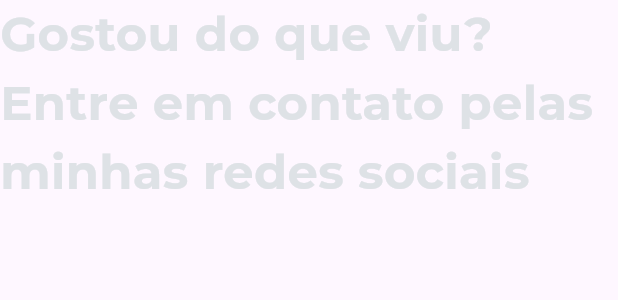
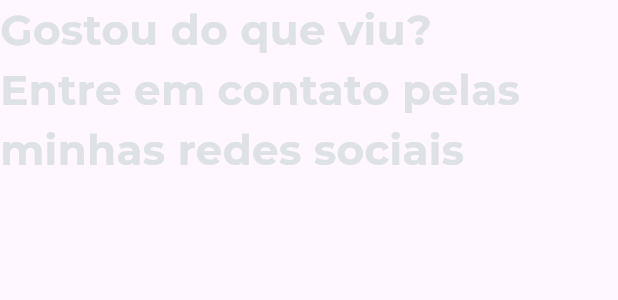
Before and after one commit to Greismorr/greismorr_web, a Flutter app: the ContactsSection widget shown alone on an empty page, opened directly, on a phone screen of 412 x 824 dp. Shown: the top 300 px of the screen. Run offline on Flutter 3.47's test engine with Material 3 defaults, Android fonts, the light colour scheme and no system bars; our stand-ins replace flutter_i18n, flutter_native_splash, flutter_svg, google_fonts; missing offline and left inert: flutter_circular_text.

Commit message:
feat: Responsividade na seção de contatos

```diff
--- a/lib/app/modules/contacts/presentation/pages/contacts_section.dart
+++ b/lib/app/modules/contacts/presentation/pages/contacts_section.dart
@@ -2,6 +2,7 @@ import 'package:flutter/material.dart';
 import 'package:flutter_i18n/flutter_i18n.dart';
 import 'package:flutter_svg/flutter_svg.dart';
 import 'package:greismorr_web/app/modules/contacts/domain/model/contact.dart';
+import 'package:greismorr_web/core/utils/is_mobile_version.dart';
 import 'package:greismorr_web/core/utils/theme/custom_colors.dart';
 import 'package:greismorr_web/core/utils/theme/custom_text_styles.dart';
 import 'package:provider/provider.dart';
@@ -13,6 +14,7 @@ class ContactsSection extends StatelessWidget {
   @override
   Widget build(BuildContext context) {
     return Column(
+      crossAxisAlignment: CrossAxisAlignment.start,
       children: [
         Row(
           children: [
@@ -22,7 +24,11 @@ class ContactsSection extends StatelessWidget {
                   context,
                   'contacts.sectionBody',
                 ),
-                style: CustomTextStyles.section,
+                style: isMobileVersion(context)
+                    ? CustomTextStyles.section.copyWith(
+                        fontSize: 28,
+                      )
+                    : CustomTextStyles.section,
               ),
             ),
           ],
@@ -31,7 +37,9 @@ class ContactsSection extends StatelessWidget {
           padding: const EdgeInsets.only(
             top: 16,
           ),
-          child: Row(
+          child: Wrap(
+            runSpacing: 16,
+            spacing: 16,
             children: context
                 .read<ContactList>()
                 .contacts
@@ -42,11 +50,8 @@ class ContactsSection extends StatelessWidget {
                         contact.url,
                       ),
                     ),
-                    child: Padding(
-                      padding: const EdgeInsets.only(
-                        right: 16,
-                      ),
                     child: Row(
+                      mainAxisSize: MainAxisSize.min,
                       children: [
                         Padding(
                           padding: const EdgeInsets.only(
@@ -71,7 +76,6 @@ class ContactsSection extends StatelessWidget {
                       ],
                     ),
                   ),
-                  ),
                 )
                 .toList(),
           ),
--- /dev/null
+++ b/lib/core/utils/is_mobile_version.dart
@@ -0,0 +1,3 @@
+import 'package:flutter/material.dart';
+
+isMobileVersion(BuildContext context) => MediaQuery.sizeOf(context).width < 600;
```
Also changed, not shown: lib/app/presentation/pages/portfolio_home_page.dart (+6 -5 lines). Lines whose indentation alone changed are shown as unchanged.
